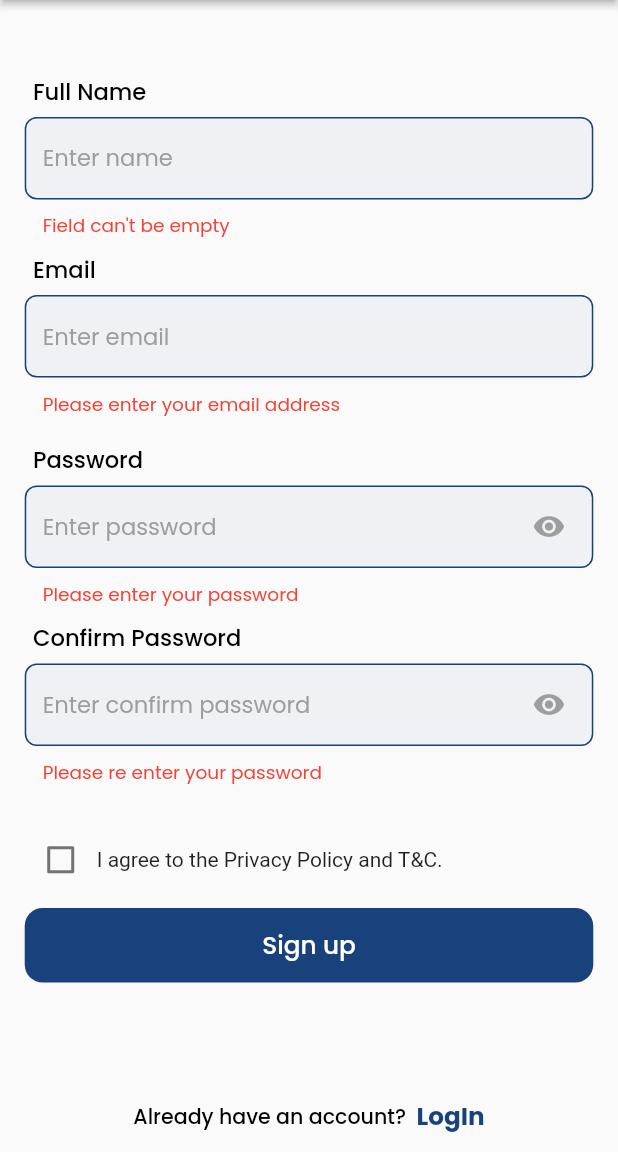
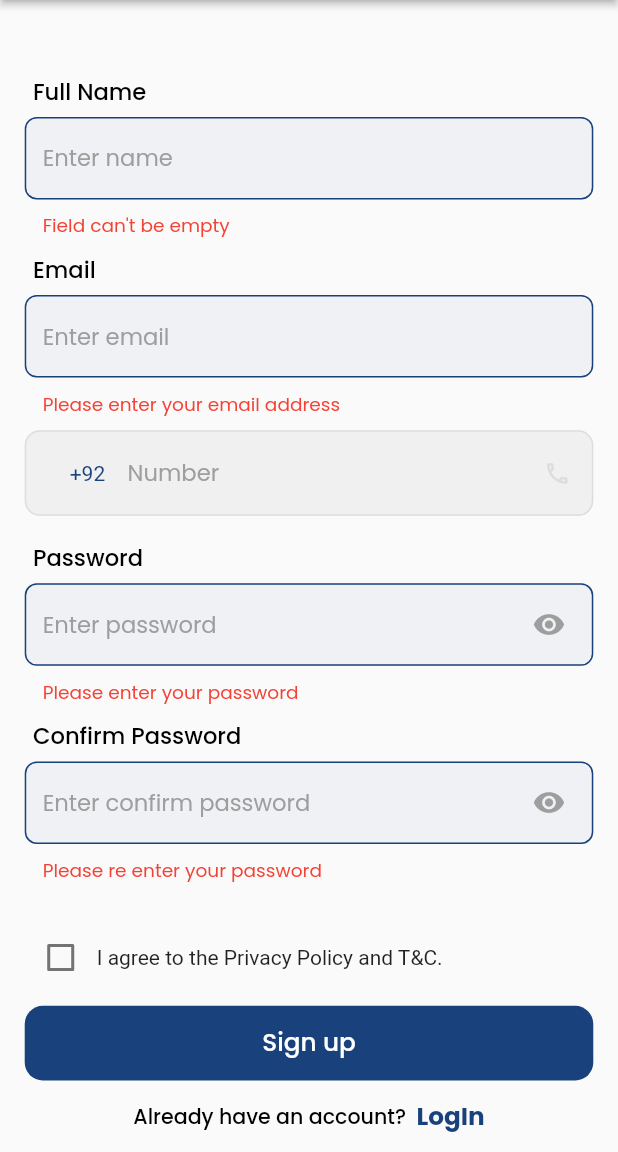
Before and after one commit to NaqashShabbir/legal-links, a Flutter app: the SignupScreen screen opened by its route, after a tap on "Sign up", on a phone screen of 412 x 824 dp, the part 84-1236 px from its top. Run offline on Flutter 3.47's test engine with Material 2 defaults, Android fonts, the phone set to English and light mode, and no system bars; drawn by our look-alikes of intl_phone_number_input; our stand-ins replace bot_toast, cached_network_image, cloud_firestore, firebase_auth, firebase_core, flutter_rating_bar and 7 more; missing offline and left inert: day_picker, duration_picker, flutter_google_places_sdk, google_maps_flutter_platform_interface; accounts and stored records are empty; network calls fail.

Commit message:
working with singup.

```diff
--- a/lib/constants/enums.dart
+++ b/lib/constants/enums.dart
@@ -1,5 +1,6 @@
-// ignore: camel_case_types
-enum speciallist {
+// ignore_for_file: constant_identifier_names
+
+enum Speciallist {
   familyLaw,
   corporateLawyer,
   criminalDefenseLawyer,
@@ -9,3 +10,6 @@ enum speciallist {
   taxLaw,
   paralegal,
 }
+
+enum UserStatus { ACTIVE, BLOCKED, DELETED }
+enum UserRole { CLIENT, LAWYER }
--- /dev/null
+++ b/lib/src/auth/model/user_model.dart
@@ -0,0 +1,308 @@
+import 'package:cloud_firestore/cloud_firestore.dart';
+import 'package:legal_links_app/constants/enums.dart';
+
+class UserModel {
+  UserModel({
+    this.role,
+    this.assistantName,
+    this.isVerified,
+    this.experiencedCasesCount,
+    this.fullName,
+    this.experience,
+    this.isLawyerVerified,
+    this.practiceAreas,
+    this.yearOfExperience,
+    this.qualifications,
+    this.createdAt,
+    this.phoneNumber,
+    this.specialist,
+    this.officeAdress,
+    this.feePerMeeting,
+    this.id,
+    this.email,
+    this.updatedAt,
+    this.status,
+    this.casesCount,
+  });
+
+  UserModel.fromJson(dynamic json) {
+    role = json['role'];
+    assistantName = json['assistantName'];
+    isVerified = json['isVerified'];
+    experiencedCasesCount = json['experiencedCasesCount'];
+    fullName = json['fullName'];
+    experience = json['experience'] != null ? Experience.fromJson(json['experience']) : null;
+    isLawyerVerified = json['isLawyerVerified'];
+    practiceAreas = json['practiceAreas'] != null ? json['practiceAreas'].cast<String>() : [];
+    yearOfExperience = json['yearOfExperience'];
+    qualifications =
+        json['qualifications'] != null ? Qualifications.fromJson(json['qualifications']) : null;
+    createdAt = json['createdAt'];
+    phoneNumber = json['phoneNumber'] != null ? PhoneNumberModel.fromJson(json['phoneNumber']) : null;
+    specialist = json['specialist'] != null ? json['specialist'].cast<String>() : [];
+    officeAdress =
+        json['officeAdress'] != null ? OfficeAdress.fromJson(json['officeAdress']) : null;
+    feePerMeeting = json['feePerMeeting'];
+    id = json['id'];
+    email = json['email'];
+    updatedAt = json['updatedAt'];
+    status = json['status'];
+    casesCount = json['casesCount'];
+  }
+  UserRole? role;
+  String? assistantName;
+  bool? isVerified;
+  num? experiencedCasesCount;
+  String? fullName;
+  Experience? experience;
+  String? isLawyerVerified;
+  List<String>? practiceAreas;
+  String? yearOfExperience;
+  Qualifications? qualifications;
+  Timestamp? createdAt;
+  PhoneNumberModel? phoneNumber;
+  List<String>? specialist;
+  OfficeAdress? officeAdress;
+  num? feePerMeeting;
+  String? id;
+  String? email;
+  Timestamp? updatedAt;
+  UserStatus? status;
+  num? casesCount;
+  UserModel copyWith({
+    UserRole? role,
+    String? assistantName,
+    bool? isVerified,
+    num? experiencedCasesCount,
+    String? fullName,
+    Experience? experience,
+    String? isLawyerVerified,
+    List<String>? practiceAreas,
+    String? yearOfExperience,
+    Qualifications? qualifications,
+    Timestamp? createdAt,
+    PhoneNumberModel? phoneNumber,
+    List<String>? specialist,
+    OfficeAdress? officeAdress,
+    num? feePerMeeting,
+    String? id,
+    String? email,
+    Timestamp? updatedAt,
+    UserStatus? status,
+    num? casesCount,
+  }) =>
+      UserModel(
+        role: role ?? this.role,
+        assistantName: assistantName ?? this.assistantName,
+        isVerified: isVerified ?? this.isVerified,
+        experiencedCasesCount: experiencedCasesCount ?? this.experiencedCasesCount,
+        fullName: fullName ?? this.fullName,
+        experience: experience ?? this.experience,
+        isLawyerVerified: isLawyerVerified ?? this.isLawyerVerified,
+        practiceAreas: practiceAreas ?? this.practiceAreas,
+        yearOfExperience: yearOfExperience ?? this.yearOfExperience,
+        qualifications: qualifications ?? this.qualifications,
+        createdAt: createdAt ?? this.createdAt,
+        phoneNumber: phoneNumber ?? this.phoneNumber,
+        specialist: specialist ?? this.specialist,
+        officeAdress: officeAdress ?? this.officeAdress,
+        feePerMeeting: feePerMeeting ?? this.feePerMeeting,
+        id: id ?? this.id,
+        email: email ?? this.email,
+        updatedAt: updatedAt ?? this.updatedAt,
+        status: status ?? this.status,
+        casesCount: casesCount ?? this.casesCount,
+      );
+  Map<String, dynamic> toJson() {
+    final map = <String, dynamic>{};
+    map['role'] = role;
+    map['assistantName'] = assistantName;
+    map['isVerified'] = isVerified;
+    map['experiencedCasesCount'] = experiencedCasesCount;
+    map['fullName'] = fullName;
+    if (experience != null) {
+      map['experience'] = experience?.toJson();
+    }
+    map['isLawyerVerified'] = isLawyerVerified;
+    map['practiceAreas'] = practiceAreas;
+    map['yearOfExperience'] = yearOfExperience;
+    if (qualifications != null) {
+      map['qualifications'] = qualifications?.toJson();
+    }
+    map['createdAt'] = createdAt;
+    if (phoneNumber != null) {
+      map['phoneNumber'] = phoneNumber?.toJson();
+    }
+    map['specialist'] = specialist;
+    if (officeAdress != null) {
+      map['officeAdress'] = officeAdress?.toJson();
+    }
+    map['feePerMeeting'] = feePerMeeting;
+    map['id'] = id;
+    map['email'] = email;
+    map['updatedAt'] = updatedAt;
+    map['status'] = status;
+    map['casesCount'] = casesCount;
+    return map;
+  }
+}
+
+class OfficeAdress {
+  OfficeAdress({
+    this.zipCode,
+    this.country,
+    this.streetAdress,
+    this.city,
+    this.state,
+    this.latLng,
+  });
+
+  OfficeAdress.fromJson(dynamic json) {
+    zipCode = json['zipCode'];
+    country = json['country'];
+    streetAdress = json['streetAdress'];
+    city = json['city'];
+    state = json['state'];
+    latLng = json['latLng'];
+  }
+  String? zipCode;
+  String? country;
+  String? streetAdress;
+  String? city;
+  String? state;
+  String? latLng;
+  OfficeAdress copyWith({
+    String? zipCode,
+    String? country,
+    String? streetAdress,
+    String? city,
+    String? state,
+    String? latLng,
+  }) =>
+      OfficeAdress(
+        zipCode: zipCode ?? this.zipCode,
+        country: country ?? this.country,
+        streetAdress: streetAdress ?? this.streetAdress,
+        city: city ?? this.city,
+        state: state ?? this.state,
+        latLng: latLng ?? this.latLng,
+      );
+  Map<String, dynamic> toJson() {
+    final map = <String, dynamic>{};
+    map['zipCode'] = zipCode;
+    map['country'] = country;
+    map['streetAdress'] = streetAdress;
+    map['city'] = city;
+    map['state'] = state;
+    map['latLng'] = latLng;
+    return map;
+  }
+}
+
+class PhoneNumberModel {
+  PhoneNumberModel({
+    this.number,
+    this.isoCode,
+    this.countryCode,
+  });
+
+  PhoneNumberModel.fromJson(dynamic json) {
+    number = json['number'];
+    isoCode = json['isoCode'];
+    countryCode = json['countryCode'];
+  }
+  String? number;
+  String? isoCode;
+  String? countryCode;
+  PhoneNumberModel copyWith({
+    String? number,
+    String? isoCode,
+    String? countryCode,
+  }) =>
+      PhoneNumberModel(
+        number: number ?? this.number,
+        isoCode: isoCode ?? this.isoCode,
+        countryCode: countryCode ?? this.countryCode,
+      );
+  Map<String, dynamic> toJson() {
+    final map = <String, dynamic>{};
+    map['number'] = number;
+    map['isoCode'] = isoCode;
+    map['countryCode'] = countryCode;
+    return map;
+  }
+}
+
+class Qualifications {
+  Qualifications({
+    this.year,
+    this.degree,
+    this.institute,
+  });
+
+  Qualifications.fromJson(dynamic json) {
+    year = json['year'];
+    degree = json['degree'];
+    institute = json['institute'];
+  }
+  String? year;
+  String? degree;
+  String? institute;
+  Qualifications copyWith({
+    String? year,
+    String? degree,
+    String? institute,
+  }) =>
+      Qualifications(
+        year: year ?? this.year,
+        degree: degree ?? this.degree,
+        institute: institute ?? this.institute,
+      );
+  Map<String, dynamic> toJson() {
+    final map = <String, dynamic>{};
+    map['year'] = year;
+    map['degree'] = degree;
+    map['institute'] = institute;
+    return map;
+  }
+}
+
+class Experience {
+  Experience({
+    this.lawFirm,
+    this.endDate,
+    this.position,
+    this.startDate,
+  });
+
+  Experience.fromJson(dynamic json) {
+    lawFirm = json['lawFirm'];
+    endDate = json['endDate'];
+    position = json['position'];
+    startDate = json['startDate'];
+  }
+  String? lawFirm;
+  String? endDate;
+  String? position;
+  String? startDate;
+  Experience copyWith({
+    String? lawFirm,
+    String? endDate,
+    String? position,
+    String? startDate,
+  }) =>
+      Experience(
+        lawFirm: lawFirm ?? this.lawFirm,
+        endDate: endDate ?? this.endDate,
+        position: position ?? this.position,
+        startDate: startDate ?? this.startDate,
+      );
+  Map<String, dynamic> toJson() {
+    final map = <String, dynamic>{};
+    map['lawFirm'] = lawFirm;
+    map['endDate'] = endDate;
+    map['position'] = position;
+    map['startDate'] = startDate;
+    return map;
+  }
+}
--- a/lib/src/auth/view/signup_screen.dart
+++ b/lib/src/auth/view/signup_screen.dart
@@ -1,6 +1,10 @@
+import 'package:cloud_firestore/cloud_firestore.dart';
 import 'package:flutter/material.dart';
 import 'package:get/get.dart';
+import 'package:intl_phone_number_input/intl_phone_number_input.dart';
+import 'package:legal_links_app/constants/enums.dart';
 import 'package:legal_links_app/resources/resources.dart';
+import 'package:legal_links_app/src/auth/model/user_model.dart';
 import 'package:sizer/sizer.dart';
 
 import '../../../resources/validator.dart';
@@ -46,9 +50,9 @@ class _SignupScreenState extends State<SignupScreen> {
   bool isObscure2 = false;
 
   bool isChecked = false;
-  //PhoneNumber number = PhoneNumber(isoCode: 'PK');
+
+  PhoneNumber number = PhoneNumber(isoCode: 'PK');
   TextEditingController phoneNumberController = TextEditingController();
-
   FocusNode numberFN = FocusNode();
 
   DateTime? currentBackPressTime;
@@ -108,6 +112,8 @@ class _SignupScreenState extends State<SignupScreen> {
                     validator: FieldValidator.validateEmail,
                     autovalidateMode: AutovalidateMode.onUserInteraction,
                   ),
+                  h1,
+                  phoneNumberField(),
                   h1,
                   CustomTextFormField(
                     controller: passwordController,
@@ -193,14 +199,7 @@ class _SignupScreenState extends State<SignupScreen> {
                   CustomButton(
                     buttonTitle: "Sign up",
                     tap: () async {
-                      if (_formKey.currentState!.validate()) {
-                        if (!isChecked) {
-                          ZBotToast.showToastError(
-                              message: "Please agree to the Privacy Policy and T&C.");
-                        } else {
-                          //await singup(authVm);
-                        }
-                      }
+                      await buttonFn();
                     },
                   ),
                 ],
@@ -220,37 +219,139 @@ class _SignupScreenState extends State<SignupScreen> {
     );
   }
 
-  // Future<void> singup(AuthVM vm) async {
-  //   ZBotToast.loadingShow();
-  //   Map body = {
-  //     "fullname": nameController.text.trim(),
-  //     "email": emailController.text.trim(),
-  //     "password": passwordController.text.trim(),
-  //     "confirmpassword": confirmpasswordController.text.trim(),
-  //   };
-  //   debugPrint("body:");
-  //   debugPrint("$body");
+  Widget phoneNumberField() {
+    return InternationalPhoneNumberInput(
+      focusNode: numberFN,
+      inputDecoration: InputDecoration(
+        isDense: true,
+        suffixIcon: Icon(
+          Icons.phone_outlined,
+          color: numberFN.hasFocus ? R.colors.primary : R.colors.grey,
+        ),
+        hintText: 'Number',
+        contentPadding: const EdgeInsets.symmetric(
+          horizontal: 16,
+          vertical: 17,
+        ),
+        filled: true,
+        focusColor: R.colors.primary,
+        hintStyle: R.textStyles.poppinsRegular(fontSize: 11.sp, color: Colors.grey),
+        errorBorder: OutlineInputBorder(
+            borderRadius: BorderRadius.circular(10),
+            borderSide: BorderSide(
+              width: 0.5,
+              color: R.colors.red,
+            )),
+        focusedBorder: OutlineInputBorder(
+            borderRadius: BorderRadius.circular(10),
+            borderSide: BorderSide(
+              width: 0.5,
+              color: R.colors.primary,
+            )),
+        enabledBorder: OutlineInputBorder(
+            borderRadius: BorderRadius.circular(10),
+            borderSide: BorderSide(
+              width: 1,
+              color: R.colors.grey,
+            )),
+        focusedErrorBorder: OutlineInputBorder(
+            borderRadius: BorderRadius.circular(10),
+            borderSide: BorderSide(
+              width: 0.5,
+              color: R.colors.red,
+            )),
+      ),
+      onInputChanged: (PhoneNumber phonenumber) {
+        number = phonenumber;
+      },
+      onInputValidated: (val) {
+        debugPrint(val.toString());
+      },
+      selectorConfig: const SelectorConfig(
+          leadingPadding: 10,
+          selectorType: PhoneInputSelectorType.BOTTOM_SHEET,
+          showFlags: false,
+          setSelectorButtonAsPrefixIcon: true,
+          trailingSpace: true),
+      spaceBetweenSelectorAndTextField: 0,
+      selectorTextStyle: TextStyle(color: R.colors.primary),
+      ignoreBlank: false,
+      autoValidateMode: AutovalidateMode.onUserInteraction,
+      initialValue: number,
+      textFieldController: phoneNumberController,
+      // validator: (value) => FieldValidator.validatePhoneNumber(
+      //     phoneNumberController.text.trim(), context),
+      formatInput: false,
+      keyboardAction: TextInputAction.done,
+      keyboardType: const TextInputType.numberWithOptions(signed: true, decimal: true),
+      inputBorder: const UnderlineInputBorder(),
+      onSaved: (PhoneNumber number) {
+        debugPrint('On Saved: $number');
+      },
 
-  //   bool check = await vm.singup(body: body);
+      onFieldSubmitted: (value) {
+        setState(() {});
+        FocusScope.of(context).requestFocus(passwordFocus);
+      },
+    );
+  }
 
-  //   if (check) {
-  //     bool isOtpReceived =
-  //         await vm.otp(body: {"email": emailController.text.trim()});
-  //     if (isOtpReceived) {
-  //       debugPrint("");
-  //       Get.bottomSheet(
-  //         OTPSheet(
-  //           email: emailController.text,
-  //           onTap: () {
-  //             Get.back();
-  //           },
-  //           isEmail: true,
-  //         ),
-  //         isScrollControlled: true,
-  //       );
+  // UserModel createClient() {
+  //   Timestamp now = Timestamp.now();
+  //   return UserModel(
+  //     role: UserRole.CLIENT,
+  //     fullName: nameController.text.trim(),
+  //     createdAt: now,
+  //     updatedAt: now,
+  //     phoneNumber: PhoneNumberModel(
+  //       number: phoneNumberController.text.trim(),
+  //       isoCode: number.isoCode,
+  //       countryCode: number.dialCode,
+  //     ),
+  //     //  id: ,
+  //     email: emailController.text.trim(),
+  //     status: UserStatus.ACTIVE,
+  //   );
+  // }
 
-  //       ZBotToast.loadingClose();
-  //     }
-  //   }
-  // }
+  Future<void> buttonFn() async {
+    if (_formKey.currentState!.validate()) {
+      if (!isChecked) {
+        ZBotToast.showToastError(message: "Please agree to the Privacy Policy and T&C.");
+      } else {
+        Timestamp now = Timestamp.now();
+        UserModel createClient = UserModel(
+          role: UserRole.CLIENT,
+          fullName: nameController.text.trim(),
+          createdAt: now,
+          updatedAt: now,
+          phoneNumber: PhoneNumberModel(
+            number: phoneNumberController.text.trim(),
+            isoCode: number.isoCode,
+            countryCode: number.dialCode,
+          ),
+          //  id: ,
+          email: emailController.text.trim(),
+          status: UserStatus.ACTIVE,
+        );
+        debugPrint(" body : ${createClient}");
+        debugPrint('role: ${UserRole.CLIENT}');
+        debugPrint('fullName: ${nameController.text.trim()}');
+        debugPrint('createdAt: $now');
+        debugPrint('updatedAt: $now');
+        debugPrint('phoneNumber: ${PhoneNumberModel(
+          number: phoneNumberController.text.trim(),
+          isoCode: number.isoCode,
+          countryCode: number.dialCode,
+        )}');
+// Uncomment the line below if `id` is a property
+// debugPrint('id: $id');
+        debugPrint('phoneNumberController: ${phoneNumberController.text.trim()}');
+        debugPrint('number.isoCode: ${number.isoCode}');
+        debugPrint('number.dialCode: ${number.dialCode}');
+        debugPrint('email: ${emailController.text.trim()}');
+        debugPrint('status: ${UserStatus.ACTIVE}');
+      }
+    }
+  }
 }
--- a/pubspec.yaml
+++ b/pubspec.yaml
@@ -60,6 +60,11 @@ dependencies:
   intl_phone_number_input: ^0.7.3+1
 
 
+  cloud_firestore: ^4.13.1
+  firebase_auth: ^4.14.0
+  firebase_storage: ^11.5.1
+
+
 
 
 dev_dependencies:
```
Also changed, not shown: lib/main.dart (+4 -4 lines), lib/services/auth_services.dart (added, +150 -0 lines), lib/services/firebase_collections.dart (added, +9 -0 lines), lib/src/auth/view/login_screen.dart (+14 -4 lines), pubspec.lock, 2 other files.
